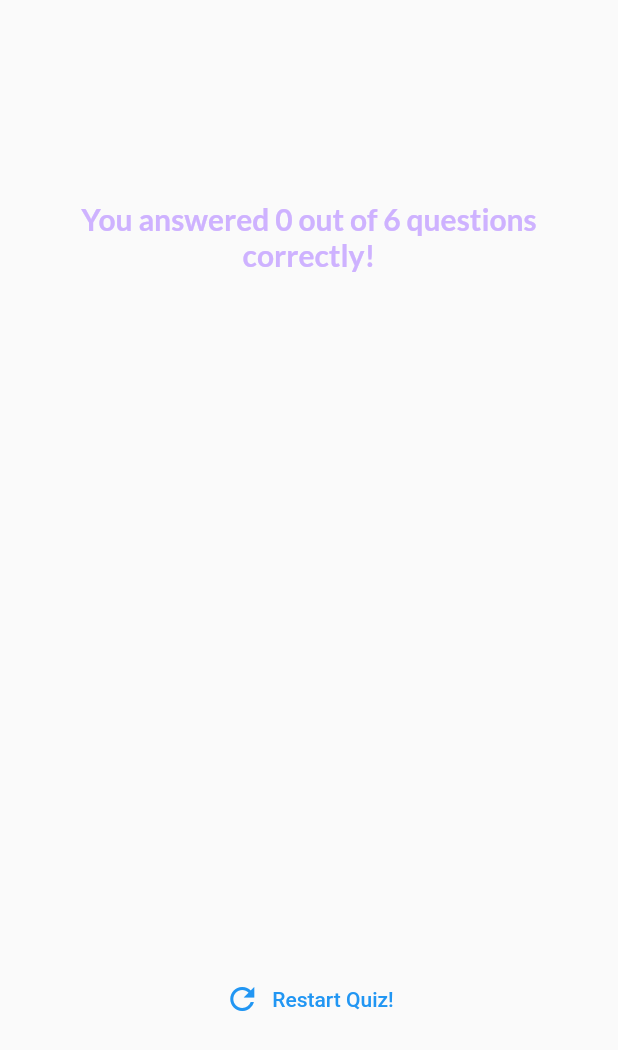
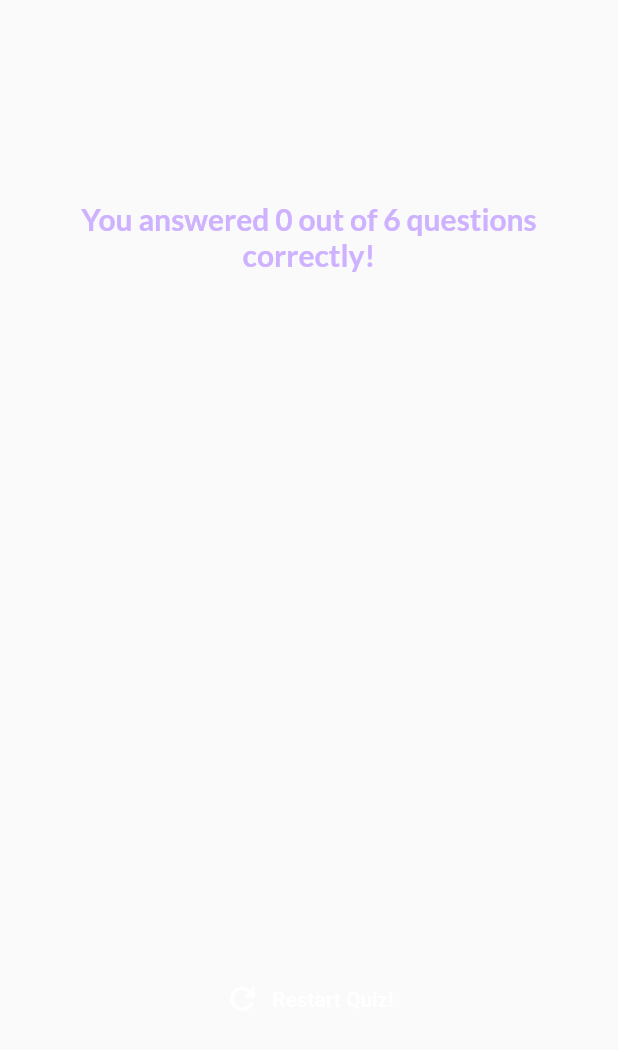
Before and after one commit to its-asimiqbal/quiz-app, a Flutter app: the ResultsScreen widget shown alone on an empty page, opened directly with empty values, on a phone screen of 412 x 824 dp. Shown: the top 1050 px of the screen. Run offline on Flutter 3.47's test engine with Material 2 defaults, Android fonts, the phone set to English and light mode, and no system bars; our stand-ins replace google_fonts.

Commit message:
files updated

```diff
--- a/lib/screens/result_screen.dart
+++ b/lib/screens/result_screen.dart
@@ -68,8 +68,11 @@ class ResultsScreen extends StatelessWidget {
             ),
             TextButton.icon(
               onPressed: onRestart,
-              icon: const Icon(Icons.refresh),
-              label: const Text('Restart Quiz!'),
+              icon: const Icon(Icons.refresh, color: Colors.white),
+              label: const Text(
+                'Restart Quiz!',
+                style: TextStyle(color: Colors.white),
+              ),
             ),
           ],
         ),
```
